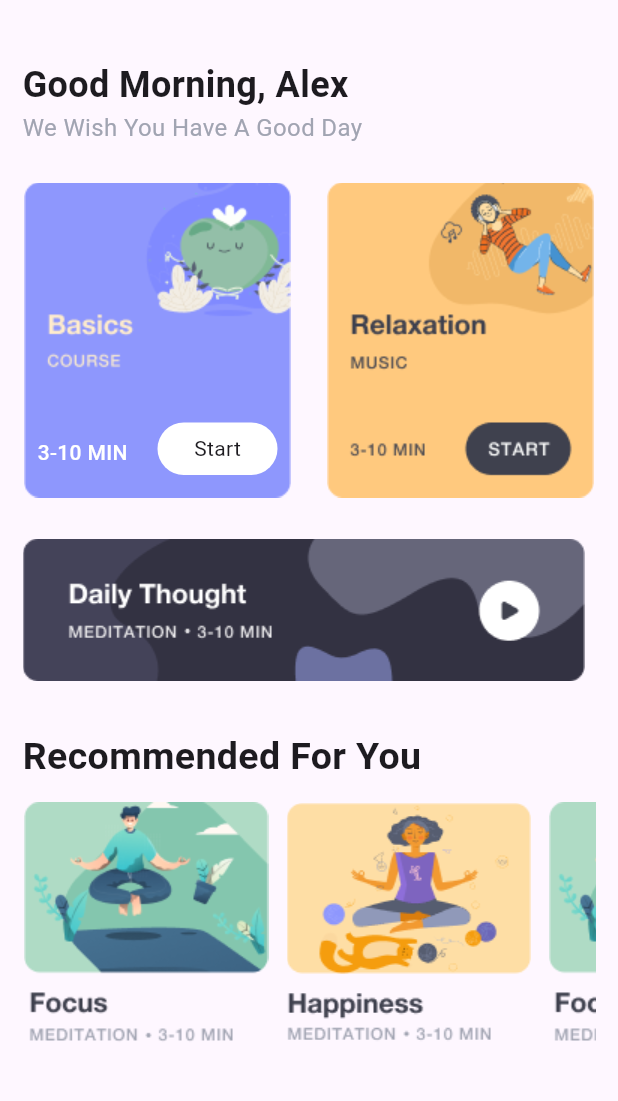
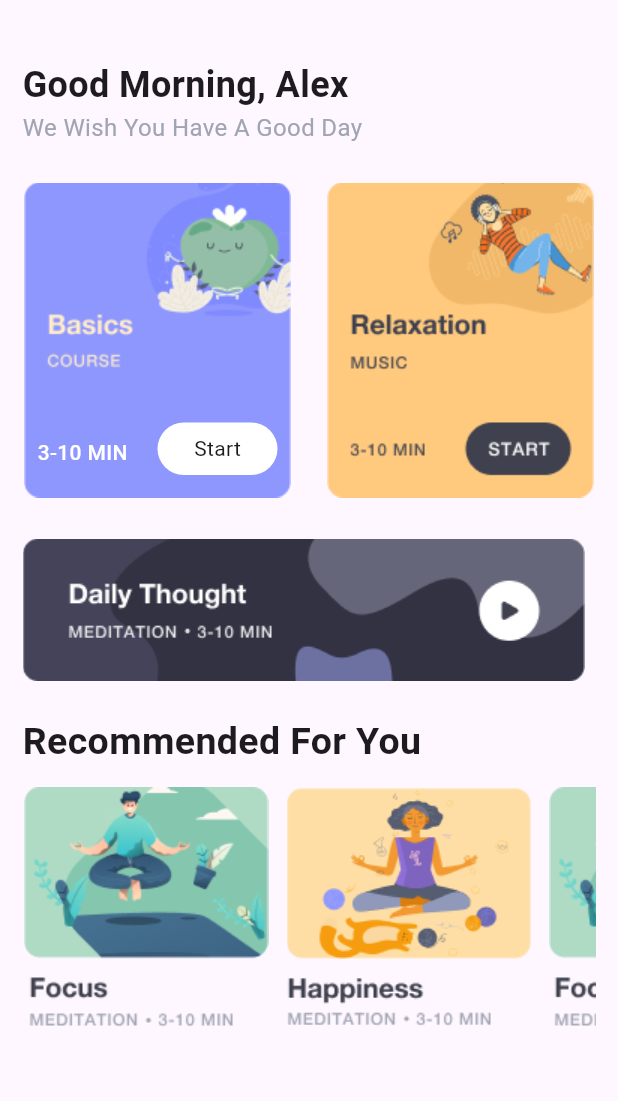
Before and after one commit to AthiraaAthi/meditation_app_Ui, a Flutter app: the HomeScreen screen opened directly, on a phone screen of 412 x 824 dp, the part 92-1193 px from its top. Run offline on Flutter 3.47's test engine with Material 3 defaults, Android fonts, the phone set to English and light mode, and no system bars.

Commit message:
Updated height of "Recommended For You" section for improved layout consistency in HomeScreen

```diff
--- a/lib/view/home/home.dart
+++ b/lib/view/home/home.dart
@@ -140,7 +140,7 @@ class _HomeScreenState extends State<HomeScreen> {
                   ),
                 ),
                 SizedBox(
-                  height: 30,
+                  height: 20,
                 ),
                 Text("Recommended For You",
                     style: TextStyle(
--- a/lib/view/sign_in/sign_in.dart
+++ b/lib/view/sign_in/sign_in.dart
@@ -2,6 +2,7 @@ import 'package:flutter/material.dart';
 import 'package:meditation_app_ui/utils/color_constant/color_constant.dart';
 import 'package:meditation_app_ui/utils/image_constant/image_constant.dart';
 import 'package:meditation_app_ui/view/home/home.dart';
+import 'package:meditation_app_ui/view/nav_screen/nav_screen.dart';
 import 'package:meditation_app_ui/view/sign_up/sign_up.dart';
 
 class SignInScreen extends StatelessWidget {
@@ -134,7 +135,7 @@ class SignInScreen extends StatelessWidget {
                   Navigator.push(
                     context,
                     MaterialPageRoute(
-                      builder: (context) => HomeScreen(),
+                      builder: (context) => NavScreen(),
                     ),
                   );
                 },
```
